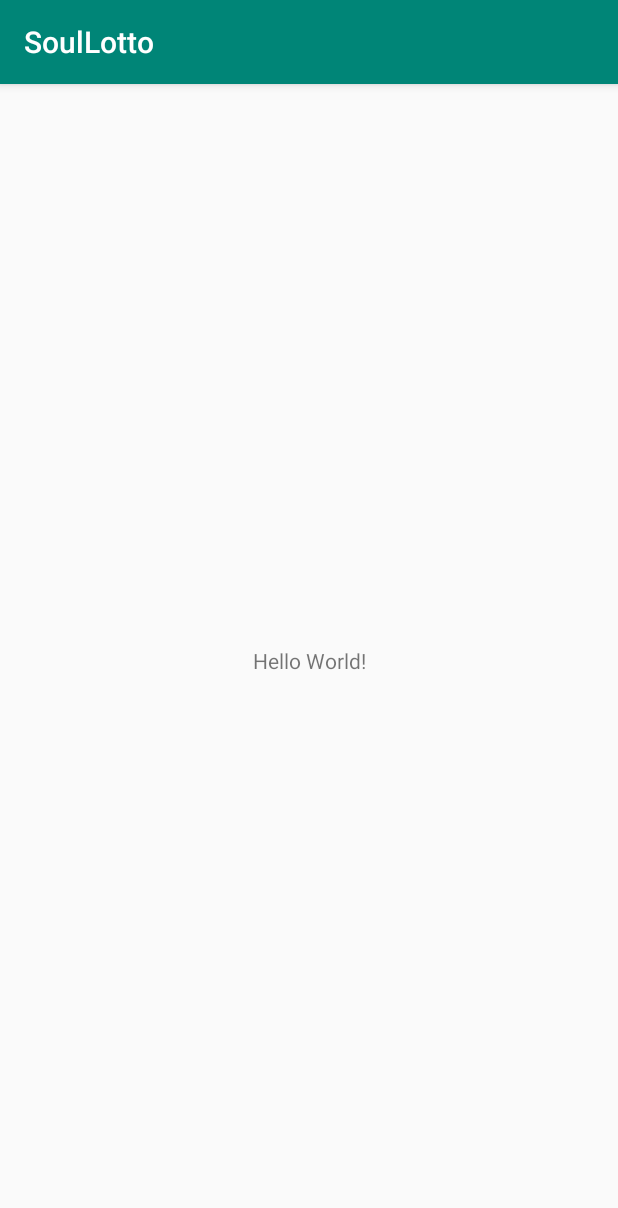
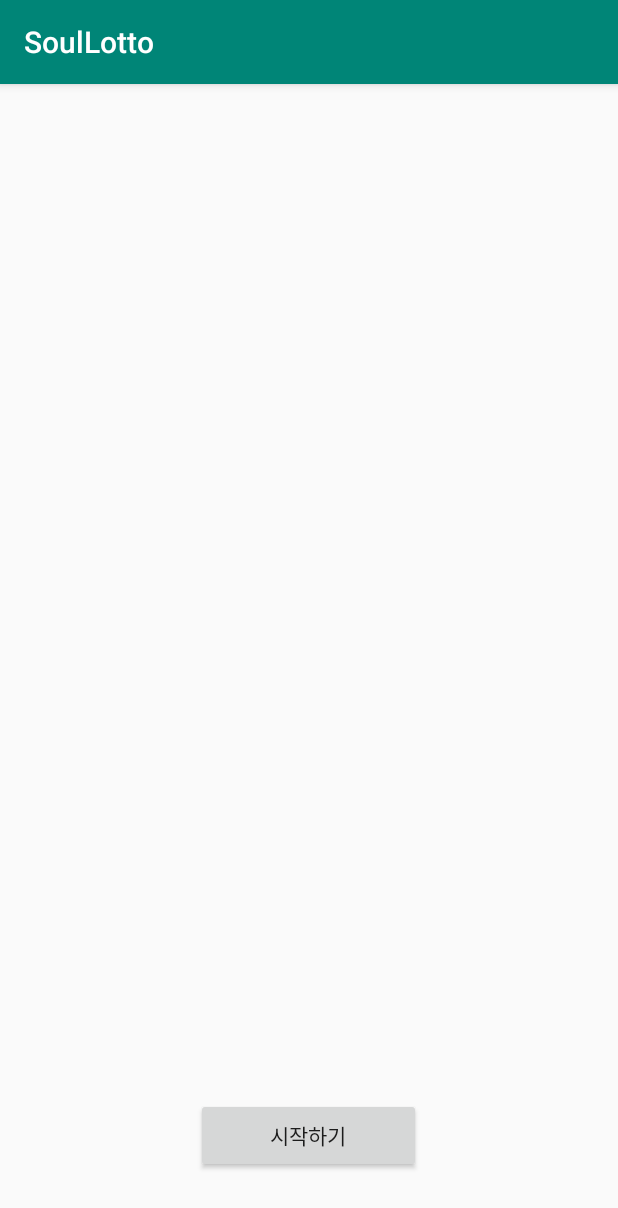
Before and after one commit to metes12/soulnumber, an Android app: the screen it shows after launch (LottoMainActivity), on a phone screen of 412 x 824 dp. Shown: the top 1208 px of the screen. Run offline under Robolectric (Android 15) with nearby library versions, the phone set to English and light mode, and no system bars.

Commit message:
-main activity에 activity_login 레이아웃 추가 -activity_login에 '시작하기'버튼 추가

```diff
--- a/app/src/main/java/com/soullotto/LottoMainActivity.java
+++ b/app/src/main/java/com/soullotto/LottoMainActivity.java
@@ -10,6 +10,6 @@ public class LottoMainActivity extends AppCompatActivity {
     @Override
     protected void onCreate(Bundle savedInstanceState) {
         super.onCreate(savedInstanceState);
-        setContentView(R.layout.activity_lotto_main);
+        setContentView(R.layout.activity_login);
     }
 }
--- /dev/null
+++ b/app/src/main/res/layout/activity_login.xml
@@ -0,0 +1,14 @@
+<?xml version="1.0" encoding="utf-8"?>
+<RelativeLayout xmlns:android="http://schemas.android.com/apk/res/android"
+    android:orientation="vertical" android:layout_width="match_parent"
+    android:layout_height="match_parent">
+
+    <Button
+        android:text="시작하기"
+        android:layout_width="150dp"
+        android:layout_height="50dp"
+        android:layout_alignParentBottom="true"
+        android:layout_centerInParent="true"
+        android:layout_marginBottom="42dp" />
+
+</RelativeLayout>
```
